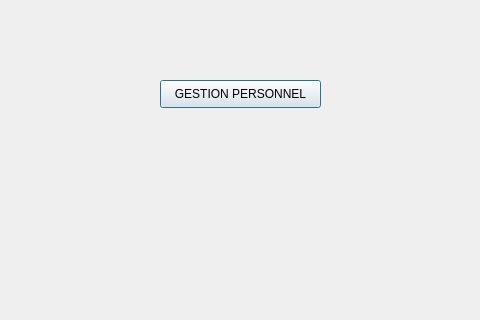
Qt form menu.ui (afnen05/event_planner_2A34-) before a commit; both pictures show x 100 to 580 and y 0 to 320 of the 787 by 577 pixel window.
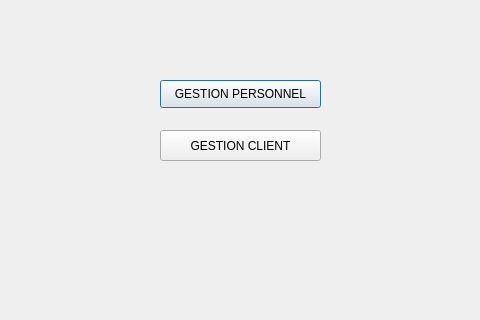
The same form after that commit.

Commit message: INTEGRATION 2 GESTION CLIENT

```diff
--- a/menu.ui
+++ b/menu.ui
@@ -26,6 +26,19 @@
     <string>GESTION PERSONNEL</string>
    </property>
   </widget>
+  <widget class="QPushButton" name="pushButton_2">
+   <property name="geometry">
+    <rect>
+     <x>260</x>
+     <y>130</y>
+     <width>161</width>
+     <height>31</height>
+    </rect>
+   </property>
+   <property name="text">
+    <string>GESTION CLIENT</string>
+   </property>
+  </widget>
  </widget>
  <resources/>
  <connections/>
```
The commit also changes 13 other files.
